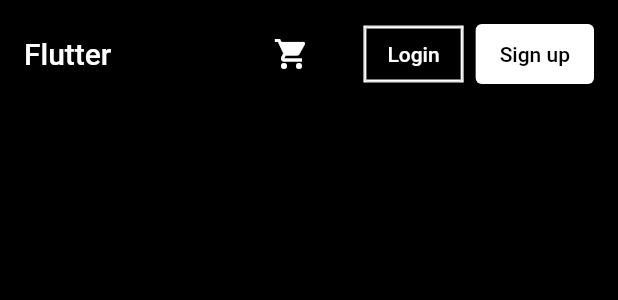
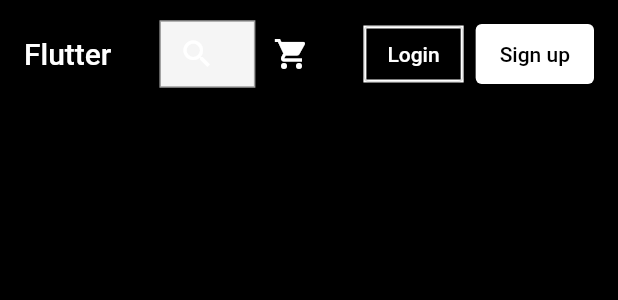
Before and after one commit to Luis020-hub/Interface-Responsiva, a Flutter app: the WebAppBar widget shown alone on an empty page, opened directly, on a phone screen of 412 x 824 dp. Shown: the top 300 px of the screen. Run offline on Flutter 3.47's test engine with Material 2 defaults, Android fonts, the phone set to English and light mode, and no system bars.

Commit message:
01/06/2023
- Importando a nova pasta.
- Criando uma nova pasta.
- Criando um componente responsivo para busca.
- Movendo as paginas.

```diff
--- a/lib/pages/home/HomePage.dart
+++ b/lib/pages/home/HomePage.dart
@@ -1,8 +1,8 @@
 // ignore_for_file: file_names
 
 import 'package:flutter/material.dart';
-import 'package:responsive/pages/home/widgets/mobile_app_bar.dart';
-import 'package:responsive/pages/home/widgets/web_app.bar.dart';
+import 'package:responsive/pages/home/widgets/app_bar/mobile_app_bar.dart';
+import 'package:responsive/pages/home/widgets/app_bar/web_app.bar.dart';
 
 class HomePage extends StatelessWidget {
   const HomePage({super.key});
--- a/lib/pages/home/widgets/web_app.bar.dart
+++ b/lib/pages/home/widgets/app_bar/web_app.bar.dart
@@ -1,4 +1,5 @@
 import 'package:flutter/material.dart';
+import 'package:responsive/pages/home/widgets/app_bar/web_app_bar_responsive.dart';
 
 class WebAppBar extends StatelessWidget {
   const WebAppBar({super.key});
@@ -12,9 +13,7 @@ class WebAppBar extends StatelessWidget {
         children: [
           const Text('Flutter'),
           const SizedBox(width: 32),
-          Expanded(
-            child: Container(),
-          ),
+          const WebAppBarResponsiveContent(),
           IconButton(
             onPressed: () {},
             icon: const Icon(Icons.shopping_cart),
--- /dev/null
+++ b/lib/pages/home/widgets/app_bar/web_app_bar_responsive.dart
@@ -0,0 +1,40 @@
+import 'package:flutter/material.dart';
+
+class WebAppBarResponsiveContent extends StatelessWidget {
+  const WebAppBarResponsiveContent({super.key});
+
+  @override
+  Widget build(BuildContext context) {
+    return Expanded(
+      child: LayoutBuilder(builder: (context, constraints) {
+        return Row(
+          children: [
+            Expanded(
+              child: Container(
+                height: 45,
+                decoration: BoxDecoration(
+                  color: Colors.grey[100],
+                  border: Border.all(color: Colors.grey),
+                ),
+                child: Row(
+                  children: [
+                    IconButton(
+                        icon: const Icon(Icons.search), onPressed: () {}),
+                    const Expanded(
+                      child: TextField(
+                        decoration: InputDecoration(
+                          border: InputBorder.none,
+                          hintText: 'Type something',
+                        ),
+                      ),
+                    )
+                  ],
+                ),
+              ),
+            ),
+          ],
+        );
+      }),
+    );
+  }
+}
```
Also changed, not shown: lib/pages/home/widgets/app_bar/mobile_app_bar.dart (renamed from lib/pages/home/widgets/mobile_app_bar.dart).
